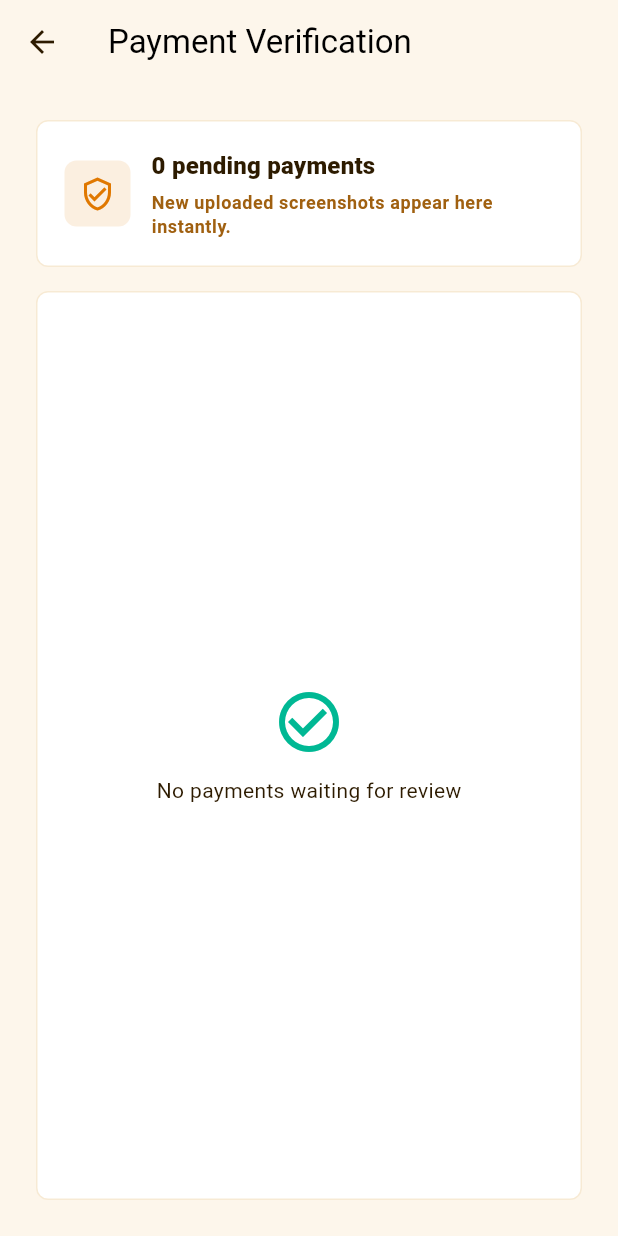
After one commit to Rithika-ctrl/slvh_app, a Flutter app: the AdminDashboardScreen screen opened by its route, after a tap on "Payments", on a phone screen of 412 x 824 dp. The commit adds this screen. Run offline on Flutter 3.47's test engine with Material 3 defaults, Android fonts, the phone set to English and light mode, and no system bars; our stand-ins replace cached_network_image, cloud_firestore, file_picker, firebase_auth, firebase_core, firebase_messaging and 9 more; accounts and stored records are empty.

Commit message:
payment verification

```diff
--- a/slvh_app/lib/features/admin/screens/admin_dashboard_screen.dart
+++ b/slvh_app/lib/features/admin/screens/admin_dashboard_screen.dart
@@ -127,6 +127,11 @@ class _AdminDashboardScreenState extends State<AdminDashboardScreen> {
                 icon: Icons.shopping_bag_outlined,
                 label: 'Products',
                 onPressed: () => context.push('/admin/products'),
+              ),
+              _QuickActionButton(
+                icon: Icons.verified_user_outlined,
+                label: 'Payments',
+                onPressed: () => context.push('/admin/payments'),
               ),
               _QuickActionButton(
                 icon: Icons.inventory_2_outlined,
--- /dev/null
+++ b/slvh_app/lib/features/admin/screens/payment_verification_screen.dart
@@ -0,0 +1,379 @@
+import 'package:cached_network_image/cached_network_image.dart';
+import 'package:cloud_firestore/cloud_firestore.dart';
+import 'package:flutter/material.dart';
+import 'package:go_router/go_router.dart';
+import 'package:photo_view/photo_view.dart';
+
+import '../../../core/constants/app_colors.dart';
+import '../../../core/constants/app_spacing.dart';
+import '../../auth/services/auth_service.dart';
+import '../../notifications/services/notification_service.dart';
+import '../../payments/models/payment_model.dart';
+import '../widgets/payment_review_card.dart';
+
+class PaymentVerificationScreen extends StatefulWidget {
+  const PaymentVerificationScreen({super.key});
+
+  @override
+  State<PaymentVerificationScreen> createState() =>
+      _PaymentVerificationScreenState();
+}
+
+class _PaymentVerificationScreenState extends State<PaymentVerificationScreen> {
+  final FirebaseFirestore _firestore = FirebaseFirestore.instance;
+  final AuthService _authService = AuthService();
+  final NotificationService _notificationService = NotificationService();
+  final Set<String> _busyPaymentIds = {};
+
+  @override
+  Widget build(BuildContext context) {
+    return Scaffold(
+      backgroundColor: AppColors.bgCream,
+      appBar: AppBar(
+        title: const Text('Payment Verification'),
+        centerTitle: false,
+        leading: IconButton(
+          onPressed: () => context.pop(),
+          icon: const Icon(Icons.arrow_back),
+        ),
+      ),
+      body: StreamBuilder<List<PaymentModel>>(
+        stream: _watchPendingPayments(),
+        builder: (context, snapshot) {
+          if (snapshot.connectionState == ConnectionState.waiting) {
+            return const Center(child: CircularProgressIndicator());
+          }
+
+          if (snapshot.hasError) {
+            return Center(
+              child: Text('Could not load pending payments: ${snapshot.error}'),
+            );
+          }
+
+          final payments = snapshot.data ?? const [];
+
+          return Center(
+            child: ConstrainedBox(
+              constraints: const BoxConstraints(maxWidth: 1080),
+              child: Padding(
+                padding: const EdgeInsets.all(AppSpacing.lg),
+                child: Column(
+                  crossAxisAlignment: CrossAxisAlignment.start,
+                  children: [
+                    _HeaderSummary(count: payments.length),
+                    const SizedBox(height: 16),
+                    Expanded(
+                      child: payments.isEmpty
+                          ? const _EmptyPayments()
+                          : ListView.separated(
+                              itemCount: payments.length,
+                              separatorBuilder: (context, index) =>
+                                  const SizedBox(height: 14),
+                              itemBuilder: (context, index) {
+                                final payment = payments[index];
+                                return PaymentReviewCard(
+                                  payment: payment,
+                                  isBusy: _busyPaymentIds.contains(payment.id),
+                                  onViewScreenshot: () =>
+                                      _openScreenshot(payment),
+                                  onApprove: () => _approvePayment(payment),
+                                  onReject: () => _rejectPayment(payment),
+                                );
+                              },
+                            ),
+                    ),
+                  ],
+                ),
+              ),
+            ),
+          );
+        },
+      ),
+    );
+  }
+
+  Stream<List<PaymentModel>> _watchPendingPayments() {
+    return _firestore
+        .collection('payments')
+        .where('status', isEqualTo: PaymentStatus.verificationPending.name)
+        .orderBy('createdAt', descending: true)
+        .snapshots()
+        .map(
+          (snapshot) => snapshot.docs
+              .map((doc) => PaymentModel.fromFirestore(doc.id, doc.data()))
+              .toList(),
+        );
+  }
+
+  Future<void> _approvePayment(PaymentModel payment) async {
+    await _withBusyState(payment.id, () async {
+      final admin = await _adminLabel();
+      final now = FieldValue.serverTimestamp();
+      final batch = _firestore.batch();
+
+      batch.update(_firestore.collection('payments').doc(payment.id), {
+        'status': PaymentStatus.verified.name,
+        'verified_by': admin,
+        'verifiedAt': now,
+        'updatedAt': now,
+      });
+
+      batch.update(_firestore.collection('orders').doc(payment.orderId), {
+        'status': 'Confirmed',
+        'paymentStatus': 'Verified',
+        'updatedAt': now,
+      });
+
+      await batch.commit();
+      await _notificationService.saveNotification(
+        userId: payment.customerPhone,
+        title: 'Payment Approved',
+        body: 'Your payment has been verified. Your order is confirmed.',
+        orderId: payment.orderId,
+        orderStatus: 'Confirmed',
+        actionUrl: '/order/${payment.orderId}',
+      );
+
+      if (!mounted) return;
+      ScaffoldMessenger.of(context).showSnackBar(
+        SnackBar(
+            content: Text('Payment approved for order ${payment.orderId}')),
+      );
+    });
+  }
+
+  Future<void> _rejectPayment(PaymentModel payment) async {
+    final reason = await _askRejectReason();
+    if (reason == null) return;
+
+    await _withBusyState(payment.id, () async {
+      final admin = await _adminLabel();
+      final now = FieldValue.serverTimestamp();
+      final batch = _firestore.batch();
+
+      batch.update(_firestore.collection('payments').doc(payment.id), {
+        'status': PaymentStatus.rejected.name,
+        'rejectionReason': reason,
+        'verified_by': admin,
+        'rejectedAt': now,
+        'updatedAt': now,
+      });
+
+      batch.update(_firestore.collection('orders').doc(payment.orderId), {
+        'status': 'Payment Rejected',
+        'paymentStatus': 'Rejected',
+        'updatedAt': now,
+      });
+
+      await batch.commit();
+      await _notificationService.saveNotification(
+        userId: payment.customerPhone,
+        title: 'Payment Rejected',
+        body: reason.isEmpty
+            ? 'Your payment proof could not be verified. Please upload a clear screenshot again.'
+            : 'Your payment proof was rejected: $reason',
+        orderId: payment.orderId,
+        orderStatus: 'Payment Rejected',
+        actionUrl: '/order/${payment.orderId}',
+      );
+
+      if (!mounted) return;
+      ScaffoldMessenger.of(context).showSnackBar(
+        SnackBar(
+            content: Text('Payment rejected for order ${payment.orderId}')),
+      );
+    });
+  }
+
+  Future<void> _withBusyState(
+    String paymentId,
+    Future<void> Function() action,
+  ) async {
+    setState(() => _busyPaymentIds.add(paymentId));
+    try {
+      await action();
+    } catch (e) {
+      if (!mounted) return;
+      ScaffoldMessenger.of(context).showSnackBar(
+        SnackBar(content: Text('Payment update failed: $e')),
+      );
+    } finally {
+      if (mounted) {
+        setState(() => _busyPaymentIds.remove(paymentId));
+      }
+    }
+  }
+
+  Future<String> _adminLabel() async {
+    return await _authService.getCurrentAdminEmail() ?? 'admin';
+  }
+
+  Future<String?> _askRejectReason() async {
+    final controller = TextEditingController();
+    final result = await showDialog<String>(
+      context: context,
+      builder: (context) => AlertDialog(
+        title: const Text('Reject Payment'),
+        content: TextField(
+          controller: controller,
+          maxLines: 3,
+          decoration: const InputDecoration(
+            labelText: 'Reason',
+            hintText:
+                'Screenshot unclear, amount mismatch, wrong UPI reference...',
+            alignLabelWithHint: true,
+          ),
+        ),
+        actions: [
+          TextButton(
+            onPressed: () => Navigator.pop(context),
+            child: const Text('Cancel'),
+          ),
+          ElevatedButton(
+            onPressed: () => Navigator.pop(context, controller.text.trim()),
+            style: ElevatedButton.styleFrom(backgroundColor: AppColors.error),
+            child: const Text('Reject'),
+          ),
+        ],
+      ),
+    );
+    controller.dispose();
+    return result;
+  }
+
+  void _openScreenshot(PaymentModel payment) {
+    final screenshotUrl = payment.screenshotUrl;
+    if (screenshotUrl == null || screenshotUrl.isEmpty) return;
+
+    Navigator.of(context).push(
+      MaterialPageRoute(
+        builder: (context) => _ScreenshotReviewScreen(
+          imageUrl: screenshotUrl,
+          title: 'Order #${payment.orderId}',
+        ),
+      ),
+    );
+  }
+}
+
+class _HeaderSummary extends StatelessWidget {
+  final int count;
+
+  const _HeaderSummary({required this.count});
+
+  @override
+  Widget build(BuildContext context) {
+    return Container(
+      width: double.infinity,
+      padding: const EdgeInsets.all(18),
+      decoration: BoxDecoration(
+        color: Colors.white,
+        borderRadius: BorderRadius.circular(8),
+        border: Border.all(color: AppColors.cardBorder),
+      ),
+      child: Row(
+        children: [
+          Container(
+            width: 44,
+            height: 44,
+            decoration: BoxDecoration(
+              color: AppColors.orange.withOpacity(0.12),
+              borderRadius: BorderRadius.circular(8),
+            ),
+            child: const Icon(
+              Icons.verified_user_outlined,
+              color: AppColors.orange,
+            ),
+          ),
+          const SizedBox(width: 14),
+          Expanded(
+            child: Column(
+              crossAxisAlignment: CrossAxisAlignment.start,
+              children: [
+                Text(
+                  '$count pending payment${count == 1 ? '' : 's'}',
+                  style: Theme.of(context).textTheme.titleMedium?.copyWith(
+                        fontWeight: FontWeight.w900,
+                      ),
+                ),
+                const SizedBox(height: 4),
+                Text(
+                  'New uploaded screenshots appear here instantly.',
+                  style: Theme.of(context).textTheme.bodySmall?.copyWith(
+                        color: AppColors.textMuted,
+                        fontWeight: FontWeight.w700,
+                      ),
+                ),
+              ],
+            ),
+          ),
+        ],
+      ),
+    );
+  }
+}
+
+class _EmptyPayments extends StatelessWidget {
+  const _EmptyPayments();
+
+  @override
+  Widget build(BuildContext context) {
+    return Container(
+      width: double.infinity,
+      decoration: BoxDecoration(
+        color: Colors.white,
+        borderRadius: BorderRadius.circular(8),
+        border: Border.all(color: AppColors.cardBorder),
+      ),
+      child: const Center(
+        child: Column(
+          mainAxisSize: MainAxisSize.min,
+          children: [
+            Icon(
+              Icons.check_circle_outline,
+              color: AppColors.success,
+              size: 48,
+            ),
+            SizedBox(height: 12),
+            Text('No payments waiting for review'),
+          ],
+        ),
+      ),
+    );
+  }
+}
+
+class _ScreenshotReviewScreen extends StatelessWidget {
+  final String imageUrl;
+  final String title;
+
+  const _ScreenshotReviewScreen({
+    required this.imageUrl,
+    required this.title,
+  });
+
+  @override
+  Widget build(BuildContext context) {
+    return Scaffold(
+      backgroundColor: Colors.black,
+      appBar: AppBar(
+        backgroundColor: Colors.black,
+        foregroundColor: Colors.white,
+        title: Text(title),
+      ),
+      body: PhotoView(
+        imageProvider: CachedNetworkImageProvider(imageUrl),
+        backgroundDecoration: const BoxDecoration(color: Colors.black),
+        minScale: PhotoViewComputedScale.contained,
+        maxScale: PhotoViewComputedScale.covered * 4,
+        loadingBuilder: (context, event) => const Center(
+          child: CircularProgressIndicator(color: Colors.white),
+        ),
+        errorBuilder: (context, error, stackTrace) => const Center(
+          child:
+              Icon(Icons.broken_image_outlined, color: Colors.white, size: 48),
+        ),
+      ),
+    );
+  }
+}
--- a/slvh_app/pubspec.yaml
+++ b/slvh_app/pubspec.yaml
@@ -22,6 +22,7 @@ dependencies:
   shared_preferences: ^2.2.2
   provider: ^6.1.1
   cached_network_image: ^3.3.1
+  photo_view: ^0.15.0
   image_picker: ^1.0.8
   flutter_image_compress: ^2.3.0
   file_picker: ^8.1.7
```
Also changed, not shown: slvh_app/lib/features/admin/widgets/payment_review_card.dart (added, +296 -0 lines), slvh_app/lib/routes/app_router.dart (+10 -1 lines), slvh_app/pubspec.lock, 1 other file.
